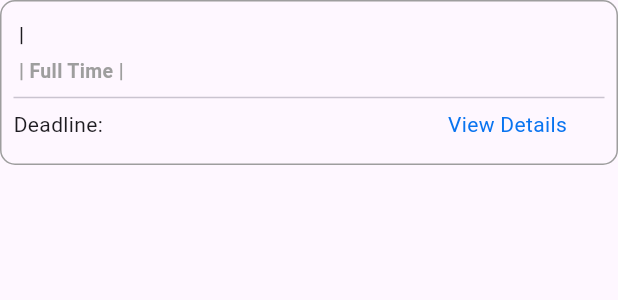
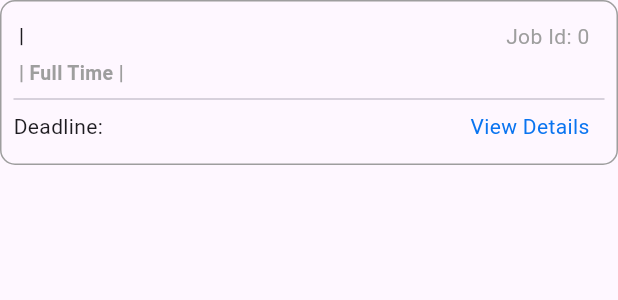
Before and after one commit to rishabhbajpai2000/campus_ease_stacked, a Flutter app: the JobTile widget shown alone on an empty page, opened directly with empty values, on a phone screen of 412 x 824 dp. Shown: the top 300 px of the screen. Run offline on Flutter 3.47's test engine with Material 3 defaults, Android fonts, the phone set to English and light mode, and no system bars; our stand-ins replace fluttertoast, freezed_annotation, loading_indicator, logger, stacked and 3 more; missing offline and left inert: dart:ffi; accounts and stored records are empty; network calls fail.

Commit message:
added Job ID to the job tile

```diff
--- a/lib/ui/common/widgets/Jobtile.dart
+++ b/lib/ui/common/widgets/Jobtile.dart
@@ -30,12 +30,22 @@ class JobTile extends StatelessWidget {
               crossAxisAlignment: CrossAxisAlignment.start,
               children: [
                 verticalSpaceTiny,
+                Row(
+                  children: [
                     Text(
                       "${job.jobProfile} | ${job.companyName}",
                       style: const TextStyle(
                         fontWeight: FontWeight.bold,
                         fontSize: 13,
                       ),
+                    ),
+                    Spacer(),
+                    Text(
+                      "Job Id: ${job.id}",
+                      style: TextStyle(color: Colors.grey),
+                    ),
+                    horizontalSpaceSmall
+                  ],
                 ),
                 verticalSpaceTiny,
                 Text(
@@ -66,7 +76,7 @@ class JobTile extends StatelessWidget {
                         ),
                       ),
                     ),
-                    horizontalSpaceMedium
+                    horizontalSpaceSmall
                   ],
                 ),
               ],
```
Lines whose indentation alone changed are shown as unchanged.
